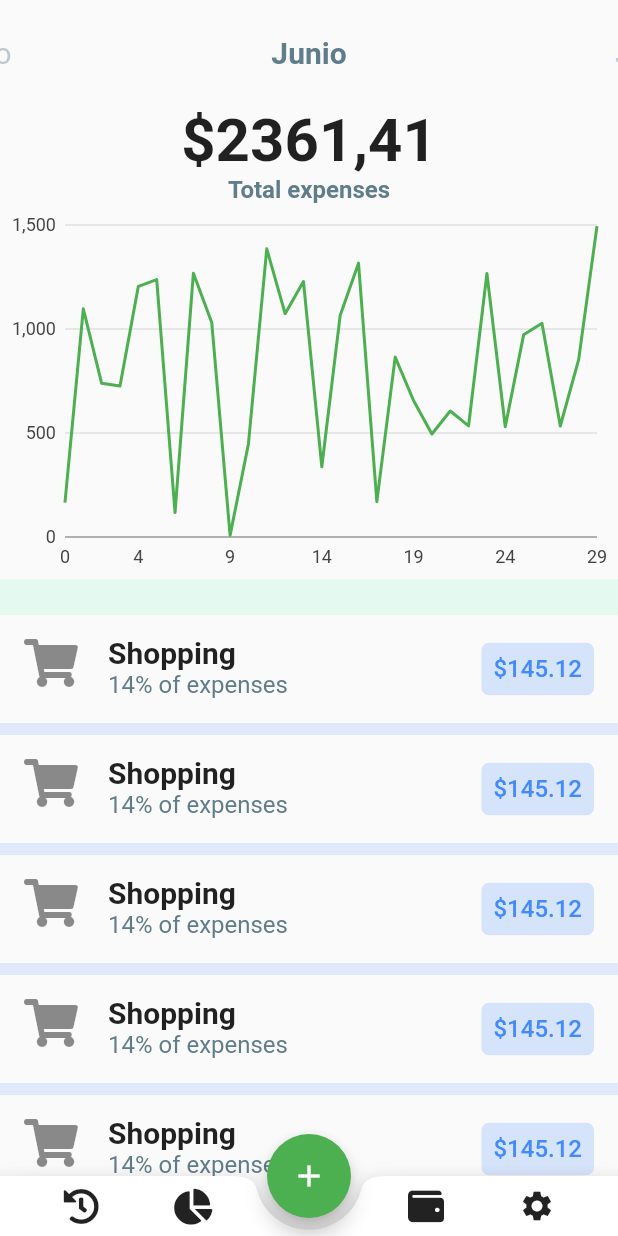
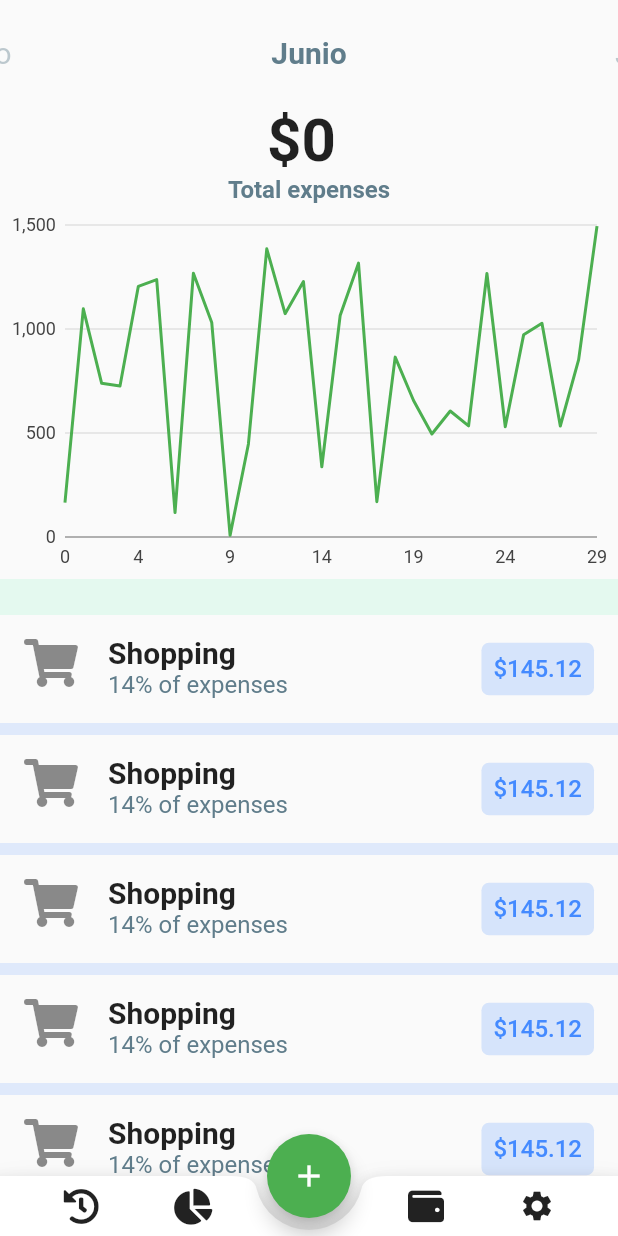
Before and after one commit to k1ltr0h/Proyecto-Tel335-, a Flutter app: the screen it shows after launch, on a phone screen of 412 x 824 dp. Run offline on Flutter 3.47's test engine with Material 2 defaults, Android fonts, the phone set to English and light mode, and no system bars; our stand-ins replace charts_flutter, cloud_firestore, font_awesome_flutter; accounts and stored records are empty.

Commit message:
FireBase conectado a la interfaz para mostrar el total gastado por  mes

```diff
--- a/statsu/lib/main.dart
+++ b/statsu/lib/main.dart
@@ -30,19 +30,15 @@ class MyHomePage extends StatefulWidget {
 class _MyHomePageState extends State<MyHomePage> {
   PageController _controller;
   int currentPage = 5;
+  Stream<QuerySnapshot> _query;
 
   @override
   void initState() {
     super.initState();
-
-//probando la conexión con FB
-    Firestore.instance
-    .collection('gastos')
-    .where("month", isEqualTo: currentPage +1)
-    .snapshots()
-    .listen((data) =>
-        data.documents.forEach((doc) => print(doc['category'])));
-
+    _query = Firestore.instance
+            .collection('gastos')
+            .where("month", isEqualTo: currentPage +1)
+            .snapshots();
     _controller = PageController(
       initialPage: currentPage,
       viewportFraction: 0.4,
@@ -88,7 +84,17 @@ class _MyHomePageState extends State<MyHomePage> {
       child: Column(
         children: <Widget>[
           _selector(),
-          MonthWidget()
+          StreamBuilder<QuerySnapshot>(
+            stream: _query,
+            builder: (BuildContext context, AsyncSnapshot<QuerySnapshot> data){
+              if (data.hasData){
+                return MonthWidget(
+                  documents: data.data.documents);
+              }
+              return Center(child: CircularProgressIndicator(),
+              );
+            },
+          ),
         ],
       ),
     );
@@ -101,6 +107,10 @@ class _MyHomePageState extends State<MyHomePage> {
         onPageChanged: (newPage) {
           setState(() {
             currentPage = newPage;
+            _query = Firestore.instance
+            .collection('gastos')
+            .where("month", isEqualTo: currentPage +1)
+            .snapshots();
           });
         },
         controller: _controller,
--- a/statsu/lib/month_widget.dart
+++ b/statsu/lib/month_widget.dart
@@ -1,8 +1,16 @@
 import 'package:flutter/material.dart';
 import 'package:font_awesome_flutter/font_awesome_flutter.dart';
 import 'package:statsu/graph_widget.dart';
+import 'package:cloud_firestore/cloud_firestore.dart';
+
 
 class MonthWidget extends StatefulWidget {
+  final List<DocumentSnapshot> documents;
+  final double total;
+  MonthWidget({Key key, this.documents}) :
+    total = documents.map((doc) => doc['money']).fold(0.0,(a,b) => a+b ),
+    super(key: key);
+
   @override
   _MonthWidgetState createState() => _MonthWidgetState();
 }
@@ -29,7 +37,7 @@ class _MonthWidgetState extends State<MonthWidget> {
   Widget _expenses() {
     return Column(
       children: <Widget>[
-        Text("\$2361,41",
+        Text("\$${ widget.total.toStringAsFixed(0)} ",
           style: TextStyle(
             fontWeight: FontWeight.bold,
             fontSize: 40.0,
```
